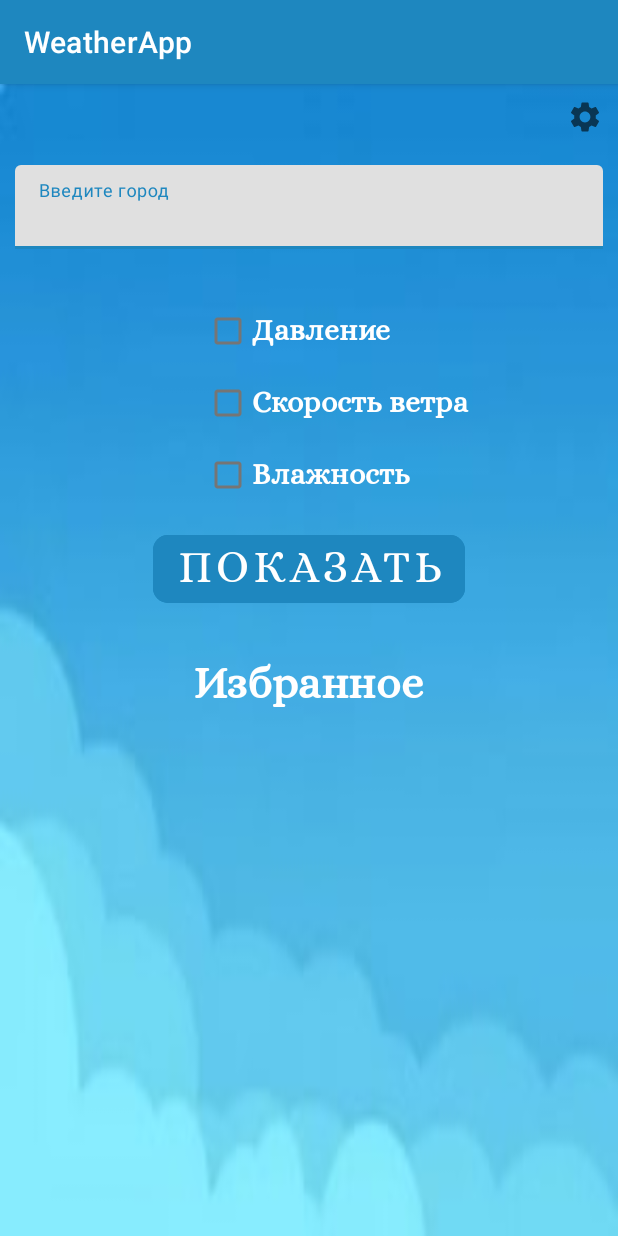
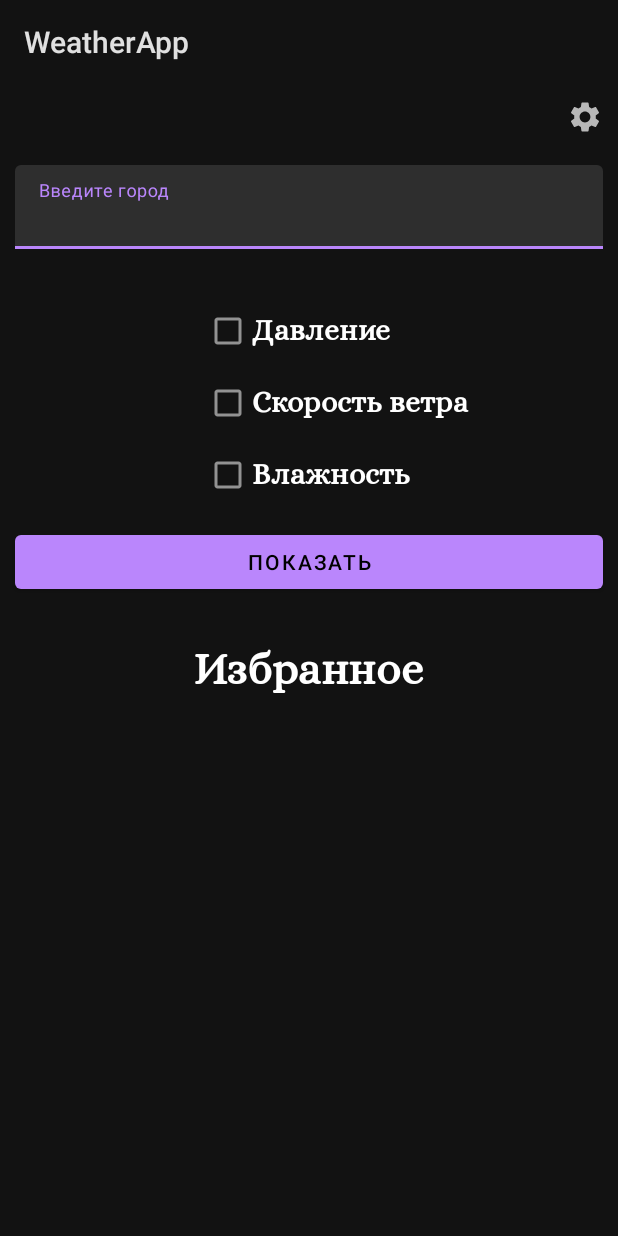
Before and after one commit to AlinaDorozhkina/Weather2, an Android app: the screen it shows after launch (MainActivity), on a phone screen of 412 x 824 dp. Run offline under Robolectric (Android 15) with nearby library versions, the phone set to English and light mode, and no system bars.

Commit message:
7 урок

```diff
--- /dev/null
+++ b/app/src/main/java/com/example/weatherapp/BaseActivity.java
@@ -0,0 +1,34 @@
+package com.example.weatherapp;
+
+import android.content.SharedPreferences;
+import android.os.Bundle;
+
+import androidx.annotation.Nullable;
+import androidx.appcompat.app.AppCompatActivity;
+
+public class BaseActivity extends AppCompatActivity {
+    private static final String NAME_SHARED_PREFERENCE = "THEME";
+    private static final String IS_DARK_THEME = "IS_DARK_THEME";
+
+    @Override
+    protected void onCreate(@Nullable Bundle savedInstanceState) {
+        super.onCreate(savedInstanceState);
+        if (isDarkTheme()) {
+            setTheme(R.style.AppDarkTheme);
+        } else {
+            setTheme(R.style.AppTheme);
+        }
+    }
+
+    protected boolean isDarkTheme() {
+        SharedPreferences sharedPreferences = getSharedPreferences(NAME_SHARED_PREFERENCE, MODE_PRIVATE);
+        return sharedPreferences.getBoolean(IS_DARK_THEME, true);
+    }
+
+    protected void setDarkTheme(boolean isDarkTheme) {
+        SharedPreferences sharedPreferences = getSharedPreferences(NAME_SHARED_PREFERENCE, MODE_PRIVATE);
+        SharedPreferences.Editor editor = sharedPreferences.edit();
+        editor.putBoolean(IS_DARK_THEME, isDarkTheme);
+        editor.apply();
+    }
+}
--- a/app/src/main/java/com/example/weatherapp/FavouritesCityFragment.java
+++ b/app/src/main/java/com/example/weatherapp/FavouritesCityFragment.java
@@ -20,7 +20,6 @@ import java.util.List;
 
 public class FavouritesCityFragment extends Fragment {
     private static final String TAG = FavouritesCityFragment.class.getSimpleName();
-    private View layout;
     private  View view;
 
     @Nullable
@@ -33,7 +32,6 @@ public class FavouritesCityFragment extends Fragment {
     @Override
     public void onViewCreated(@NonNull View view, @Nullable Bundle savedInstanceState) {
         super.onViewCreated(view, savedInstanceState);
-        layout = view;
     }
 
     public FavouritesAdapter  setFavoriteCity(ArrayList<String> cities) {
@@ -42,9 +40,7 @@ public class FavouritesCityFragment extends Fragment {
         recyclerView.setLayoutManager(linearLayoutManager);
         FavouritesAdapter favouritesAdapter =new FavouritesAdapter(cities);
         recyclerView.setAdapter(favouritesAdapter);
-
         return favouritesAdapter;
-
     }
 
 
--- a/app/src/main/java/com/example/weatherapp/MainActivity.java
+++ b/app/src/main/java/com/example/weatherapp/MainActivity.java
@@ -3,6 +3,7 @@ package com.example.weatherapp;
 import androidx.annotation.NonNull;
 import androidx.annotation.Nullable;
 import androidx.appcompat.app.AppCompatActivity;
+import androidx.appcompat.app.AppCompatDelegate;
 import androidx.fragment.app.Fragment;
 import androidx.fragment.app.FragmentManager;
 
@@ -10,6 +11,8 @@ import android.content.Intent;
 import android.content.SharedPreferences;
 import android.os.Bundle;
 import android.util.Log;
+import android.view.View;
+import android.widget.ImageView;
 import android.widget.Toast;
 
 import java.util.ArrayList;
@@ -17,34 +20,30 @@ import java.util.HashSet;
 import java.util.List;
 import java.util.Set;
 
-public class MainActivity extends AppCompatActivity {
+public class MainActivity extends BaseActivity {
     private static final String TAG = MainActivity.class.getSimpleName();
-    private final String SAVED_DATA = "savedData";
+    private static final int SETTINGS_CODE = 1;
     private ArrayList<String> favouritesCities;
     private FavouritesCityFragment fragment;
-    private SharedPreferences prefs;
 
     @Override
     protected void onCreate(Bundle savedInstanceState) {
         super.onCreate(savedInstanceState);
         setContentView(R.layout.activity_main);
-      //  load();
+        ImageView settings = findViewById(R.id.settings);
+        settings.setOnClickListener(new View.OnClickListener() {
+            @Override
+            public void onClick(View v) {
+                Intent intent = new Intent(MainActivity.this, SettingsActivity.class);
+                startActivityForResult(intent, SETTINGS_CODE);
+            }
+        });
+    }
 
-//        String instanceState;
-//        if (savedInstanceState == null) {
-//            instanceState = "Первый запуск!";
-//            Log.d(TAG, "лог: первый запуск");
-//        } else {
-//            instanceState = "Повторный запуск!";
-//            Log.d(TAG, "лог: повторный запуск");
-//        }
-//        Toast.makeText(getApplicationContext(), instanceState + " - onCreate()", Toast.LENGTH_SHORT).show();
-//        Log.d(TAG, "on create");
-    }
-    private void prepareFavourites (){
+    private void prepareFavourites() {
         FragmentManager manager = getSupportFragmentManager();
-        fragment  = (FavouritesCityFragment) manager.findFragmentById(R.id.fragment_for_favorites);
-        if (fragment!=null){
+        fragment = (FavouritesCityFragment) manager.findFragmentById(R.id.fragment_for_favorites);
+        if (fragment != null) {
             fragment.setFavoriteCity(favouritesCities);
         }
     }
@@ -52,9 +51,12 @@ public class MainActivity extends AppCompatActivity {
     @Override
     protected void onActivityResult(int requestCode, int resultCode, @Nullable Intent data) {
         super.onActivityResult(requestCode, resultCode, data);
+        if (requestCode == SETTINGS_CODE) {
+            recreate();
+        }
         if (data != null) {
-            if (favouritesCities==null){
-                favouritesCities=new ArrayList<>();
+            if (favouritesCities == null) {
+                favouritesCities = new ArrayList<>();
             }
             favouritesCities.add(data.getStringExtra(Keys.FAVOURITES));
             prepareFavourites();
@@ -98,7 +100,7 @@ public class MainActivity extends AppCompatActivity {
         Toast.makeText(getApplicationContext(), "Повторный запуск!! - onRestoreInstanceState()", Toast.LENGTH_SHORT).show();
         Log.d(TAG, "Повторный запуск!! - onRestoreInstanceState()");
 
-        if (saveInstanceState!=null) {
+        if (saveInstanceState != null) {
             if (saveInstanceState.containsKey("favourites")) {
                 this.favouritesCities = saveInstanceState.getStringArrayList("favourites");
                 prepareFavourites();
@@ -131,6 +133,7 @@ public class MainActivity extends AppCompatActivity {
     }
 
    /* public void save (){
+   Делала эти два метода, чтоб при перезапуске приложения избранные города .Но не получилось
         Set<String> set = new HashSet<>(favouritesCities);
         prefs = getPreferences(MODE_PRIVATE);
         SharedPreferences.Editor ed = prefs.edit();
--- a/app/src/main/java/com/example/weatherapp/MainFunctionsFragment.java
+++ b/app/src/main/java/com/example/weatherapp/MainFunctionsFragment.java
@@ -66,7 +66,6 @@ public class MainFunctionsFragment extends Fragment {
             }
         });
         return layout;
-
     }
 
     @Override
--- a/app/src/main/res/layout/activity_main.xml
+++ b/app/src/main/res/layout/activity_main.xml
@@ -5,7 +5,6 @@
     android:layout_width="match_parent"
     android:layout_height="match_parent"
     android:orientation="vertical"
-    android:background="@drawable/newback2"
 
     tools:context=".MainActivity">
     <ImageView
--- a/app/src/main/res/layout/activity_weather_description.xml
+++ b/app/src/main/res/layout/activity_weather_description.xml
@@ -7,7 +7,6 @@
     android:layout_width="match_parent"
     android:layout_height="match_parent"
     android:orientation="vertical"
-    android:background="@drawable/house"
     tools:context=".WeatherDescription">
 
 
@@ -121,7 +120,6 @@
             android:layout_height="wrap_content"
             android:layout_gravity="center"
             android:layout_weight="0.5"
-            android:backgroundTint="@color/green"
             android:fontFamily="@font/alice"
             android:text="@string/web_open_button"
             android:textColor="@color/white"
--- a/app/src/main/res/layout/fragment_main_functions.xml
+++ b/app/src/main/res/layout/fragment_main_functions.xml
@@ -33,19 +33,19 @@
 
         <com.google.android.material.checkbox.MaterialCheckBox
             android:id="@+id/pressure"
-            style="@style/my_small_text"
             android:layout_width="wrap_content"
             android:layout_height="wrap_content"
             android:layout_marginStart="136dp"
+            style="@style/my_small_text"
             android:text="@string/air_pressure"
             app:layout_constraintStart_toStartOf="parent"
             app:layout_constraintTop_toTopOf="parent" />
 
         <com.google.android.material.checkbox.MaterialCheckBox
             android:id="@+id/speed"
-            style="@style/my_small_text"
             android:layout_width="wrap_content"
             android:layout_height="wrap_content"
+            style="@style/my_small_text"
             android:layout_marginStart="136dp"
             android:text="@string/window_speed_checkbox"
             app:layout_constraintStart_toStartOf="parent"
@@ -53,9 +53,9 @@
 
         <com.google.android.material.checkbox.MaterialCheckBox
             android:id="@+id/moisture"
-            style="@style/my_small_text"
             android:layout_width="wrap_content"
             android:layout_height="wrap_content"
+            style="@style/my_small_text"
             android:layout_marginStart="136dp"
             android:text="@string/atmospheric_moisture"
             app:layout_constraintStart_toStartOf="parent"
@@ -65,17 +65,11 @@
 
     <com.google.android.material.button.MaterialButton
         android:id="@+id/button_show"
-        android:layout_width="wrap_content"
+        android:layout_width="match_parent"
         android:layout_height="wrap_content"
         android:layout_gravity="center"
         android:layout_margin="@dimen/common_margin_small"
-        android:layout_marginTop="@dimen/common_margin_small"
-        android:backgroundTint="@color/blues"
-        android:fontFamily="@font/alice"
-        android:text="@string/show_button"
-        android:textColor="@color/white"
-        android:textSize="@dimen/text_size_average"
-        app:cornerRadius="10dp">
+        android:text="@string/show_button">
 
     </com.google.android.material.button.MaterialButton>
 
--- a/app/src/main/res/layout/layout_for_cities.xml
+++ b/app/src/main/res/layout/layout_for_cities.xml
@@ -12,7 +12,7 @@
         android:layout_margin="@dimen/common_margin_small"
         android:layout_gravity="center|center_horizontal"
         android:textAlignment="center"
-        android:background="@drawable/newback2"
+        android:background="@drawable/cityback"
         style="@style/my_big_text">
     </TextView>
 
--- a/app/src/main/res/values-night/themes.xml
+++ b/app/src/main/res/values-night/themes.xml
@@ -2,9 +2,12 @@
     <!-- Base application theme. -->
     <style name="Theme.WeatherApp" parent="Theme.MaterialComponents.DayNight.DarkActionBar">
         <!-- Primary brand color. -->
-        <item name="colorPrimary">@color/purple_200</item>
+        <item name="android:windowBackground">@drawable/night</item>
+        <item name="colorPrimary">@color/blues</item>
         <item name="colorPrimaryVariant">@color/purple_700</item>
         <item name="colorOnPrimary">@color/black</item>
+        <item name="android:textViewStyle">@style/my_average_text</item>
+        <item name="materialButtonStyle">@style/my_button</item>
         <!-- Secondary brand color. -->
         <item name="colorSecondary">@color/teal_200</item>
         <item name="colorSecondaryVariant">@color/teal_200</item>
--- a/app/src/main/res/values/colors.xml
+++ b/app/src/main/res/values/colors.xml
@@ -7,8 +7,11 @@
     <color name="teal_700">#FF018786</color>
     <color name="black">#FF000000</color>
     <color name="white">#FFFFFFFF</color>
-    <color name="blues">#1E87BF</color>
+    <color name="blues">#053DC8</color>
     <color name="yellow">#FFE640</color>
     <color name="red">#FB0000</color>
     <color name="green">#688833</color>
+    <color name="grey">#46464A</color>
+
+
 </resources>
--- a/app/src/main/res/values/strings.xml
+++ b/app/src/main/res/values/strings.xml
@@ -22,4 +22,5 @@
     <string name="web_open_button">Перейти</string>
     <string name="hint_choose_city">Выберите город</string>
     <string name="settings">настройки</string>
+    <string name="DarkTheme">Темная тема</string>
 </resources>
--- a/app/src/main/res/values/style.xml
+++ b/app/src/main/res/values/style.xml
@@ -20,5 +20,19 @@
         <item name="android:textStyle">bold</item>
         <item name="android:fontFamily">@font/alice</item>
     </style>
+    <style name="my_button">
+        <item name="backgroundTint">@color/blues</item>
+        <item name="android:textColor">@color/white</item>
+        <item name="fontFamily">@font/alice</item>
+        <item name="android:textAlignment">center</item>
+        <item name="android:textSize">@dimen/text_size_average</item>
+        <item name="cornerRadius">10dp</item>
+    </style>
+
+    <style name="my_checkbox">
+        <item name="fontFamily">@font/alice</item>
+        <item name="android:textSize">@dimen/text_size_average</item>
+        <item name="android:textColor">@color/white</item>
+    </style>
 
 </resources>
--- a/app/src/main/res/values/themes.xml
+++ b/app/src/main/res/values/themes.xml
@@ -2,6 +2,7 @@
     <!-- Base application theme. -->
     <style name="Theme.WeatherApp" parent="Theme.MaterialComponents.DayNight.DarkActionBar">
         <!-- Primary brand color. -->
+        <item name="android:windowBackground">@drawable/house</item>
         <item name="colorPrimary">@color/blues</item>
         <item name="colorPrimaryVariant">@color/purple_700</item>
         <item name="colorOnPrimary">@color/white</item>
@@ -14,13 +15,21 @@
         <!-- Customize your theme here. -->
     </style>
 
-    <style name="AppDayTheme" parent ="Theme.MaterialComponents.Light.DarkActionBar">
-        <item name="colorPrimary">@color/white</item>
-        <item name="colorPrimaryVariant">@color/purple_700</item>
+    <style name="AppTheme" parent="Theme.MaterialComponents.Light">
+        <item name="android:windowBackground">@drawable/newback2</item>
+        <item name="colorPrimary">@color/blues</item>
+        <item name="colorPrimaryVariant">@color/black</item>
+        <item name="android:textViewStyle">@style/my_average_text</item>
+        <item name="materialButtonStyle">@style/my_button</item>
         <item name="colorOnPrimary">@color/white</item>
+        <item name="colorSecondary">@color/blues</item>
+        <item name="colorOnSecondary">@color/grey</item>
+        <item name="colorSecondaryVariant">@color/teal_700</item>
+
     </style>
 
     <style name="AppDarkTheme" parent="Theme.MaterialComponents">
-        <item name="android:windowBackground">@drawable/bluedark</item>
+
     </style>
+
 </resources>
```
Also changed, not shown: app/src/main/AndroidManifest.xml (+6 -2 lines), app/src/main/java/com/example/weatherapp/SettingsActivity.java (added, +27 -0 lines), app/src/main/java/com/example/weatherapp/WeatherDescription.java (+8 -1 lines), app/src/main/res/layout-land/activity_weather_description.xml (+4 -6 lines), app/src/main/res/layout/activity_settings.xml (added, +22 -0 lines), app/src/main/res/drawable/backforactivity.jpg (deleted), app/src/main/res/drawable/night.jpg (added).
